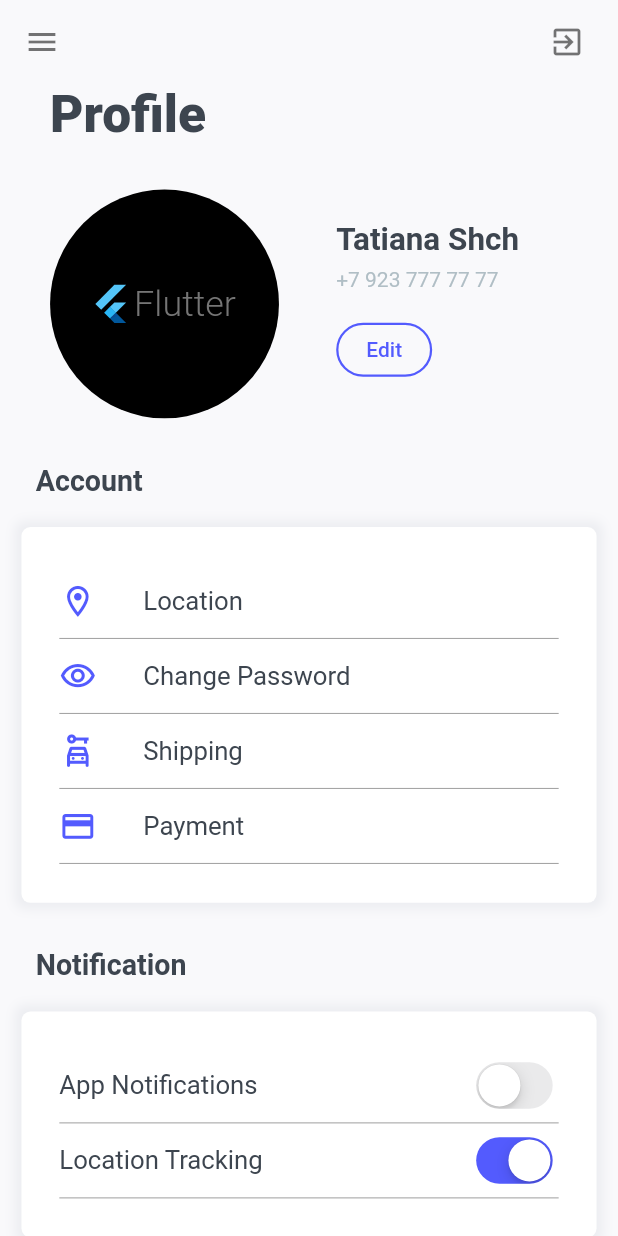
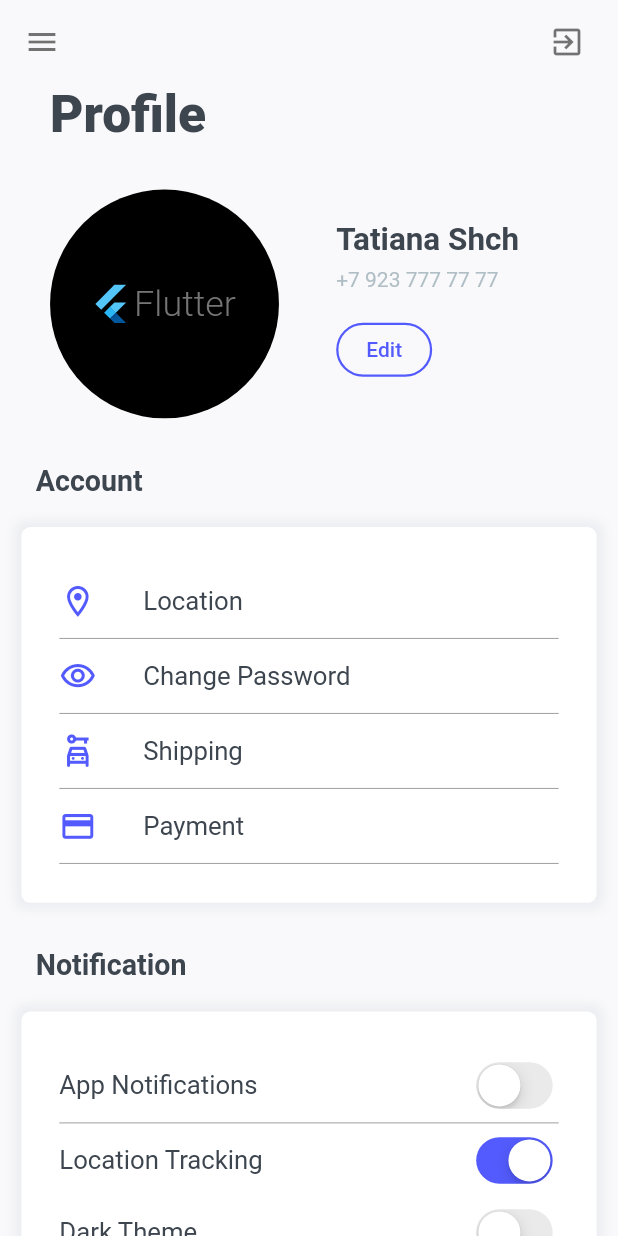
Before and after one commit to ibrahimmohamed2411/Food-App, a Flutter app: the ProfileScreen screen opened by its route, on a phone screen of 412 x 824 dp. Run offline on Flutter 3.47's test engine with Material 2 defaults, Android fonts, the phone set to English and light mode, and no system bars; our stand-ins replace awesome_dialog, bloc, carousel_slider, cloud_firestore, equatable, firebase_auth and 10 more; accounts and stored records are empty; network calls fail.

Commit message:
caching theme

```diff
--- a/lib/logic/cubit/theme/theme_cubit.dart
+++ b/lib/logic/cubit/theme/theme_cubit.dart
@@ -1,8 +1,13 @@
 import 'package:bloc/bloc.dart';
+import 'package:shared_preferences/shared_preferences.dart';
+
+import '../../../main.dart';
 
 class ThemeCubit extends Cubit<bool> {
-  ThemeCubit() : super(false);
-  void toggleTheme(bool value) {
+  ThemeCubit() : super(isDark);
+  void toggleTheme(bool value) async {
     emit(value);
+    final instance = await SharedPreferences.getInstance();
+    await instance.setBool('isDark', value);
   }
 }
--- a/lib/presentation/screens/profile/profile_screen.dart
+++ b/lib/presentation/screens/profile/profile_screen.dart
@@ -2,6 +2,7 @@ import 'package:flutter/cupertino.dart';
 import 'package:flutter/material.dart';
 import 'package:flutter_bloc/flutter_bloc.dart';
 import 'package:flutter_screenutil/flutter_screenutil.dart';
+import 'package:food_app/logic/cubit/theme/theme_cubit.dart';
 import 'package:food_app/presentation/routes/app_router.dart';
 import 'package:food_app/presentation/widgets/custom_card.dart';
 import 'package:food_app/presentation/widgets/menu_item.dart';
@@ -172,6 +173,21 @@ class ProfileScreen extends StatelessWidget {
                       onChanged: (v) {},
                     ),
                   ),
+                  BlocBuilder<ThemeCubit, bool>(
+                    builder: (context, state) {
+                      return MenuItem(
+                        title: 'Dark Theme',
+                        titleAtStart: true,
+                        trailing: CupertinoSwitch(
+                          activeColor: Theme.of(context).primaryColor,
+                          value: state,
+                          onChanged: (v) {
+                            BlocProvider.of<ThemeCubit>(context).toggleTheme(v);
+                          },
+                        ),
+                      );
+                    },
+                  ),
                   const Divider(
                     height: 2,
                     color: Colors.grey,
--- a/pubspec.yaml
+++ b/pubspec.yaml
@@ -51,6 +51,7 @@ dependencies:
   flutter_credit_card: ^3.0.0
   scrollable_positioned_list: ^0.2.3
   intl: ^0.17.0
+  shared_preferences: ^2.0.13
 
 
 
```
Also changed, not shown: lib/main.dart (+9 -0 lines), pubspec.lock.
